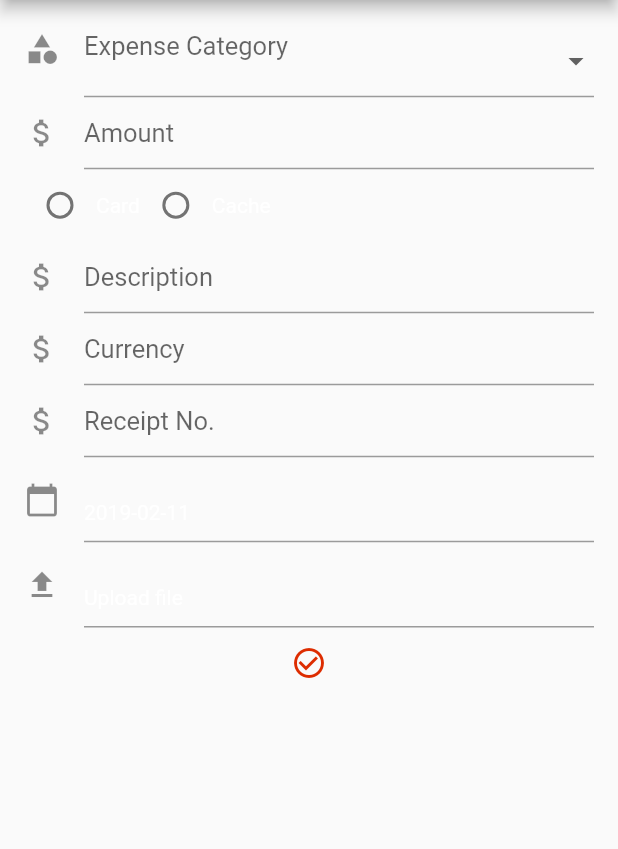
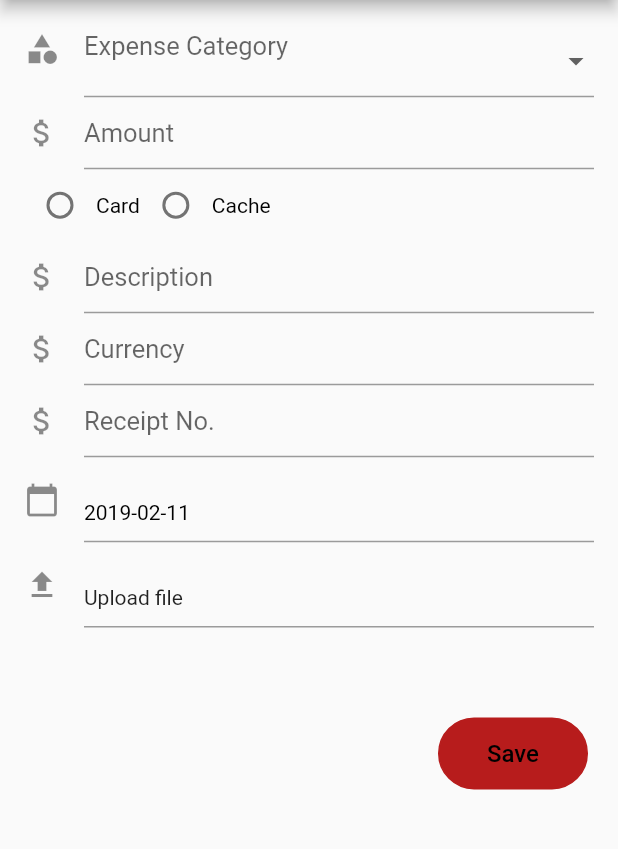
Before and after one commit to Migg81/KClaim, a Flutter app: the Expenseform screen opened directly, on a phone screen of 412 x 824 dp, the part 84-933 px from its top. Run offline on Flutter 3.47's test engine with Material 2 defaults, Android fonts, the phone set to English and light mode, and no system bars; our stand-ins replace cloud_firestore, firebase_storage, image_picker; accounts and stored records are empty; Roboto replaces fonts that are missing (Hind, Montserrat).

```diff
--- a/lib/main.dart
+++ b/lib/main.dart
@@ -25,15 +25,16 @@ class MyApp extends StatelessWidget {
             opacity: 1.0,
             //size: 50.0
         ),
+        inputDecorationTheme: InputDecorationTheme(),
         accentColor: Colors.red,
         fontFamily: 'Montserrat',
         textTheme: TextTheme(
           button: TextStyle(fontSize: 16.0,color: Colors.white),
           headline: TextStyle(fontSize: 72.0, fontWeight: FontWeight.bold,color: Colors.white),
           title: TextStyle(fontSize: 36.0, fontStyle: FontStyle.normal,color: Colors.white),
-          body1: TextStyle(fontSize: 14.0, fontFamily: 'Hind',color: Colors.white),
+          body1: TextStyle(fontSize: 14.0, fontFamily: 'Hind'),
           subhead: TextStyle(fontSize: 17.0, fontStyle: FontStyle.normal,color: Colors.white),
-
+          caption: TextStyle()
         ),
       ),
       home: TripScreen(), //(title: 'Kmart buisness trip claim.'),
@@ -67,6 +68,7 @@ class _MyHomePageState extends State<MyHomePage> {
         title: Text(widget.title),
       ),
       body: Center(child: Container(child: Center(child: TripScreen()))),
+
       floatingActionButton: FloatingActionButton(
         onPressed: _incrementCounter,
         tooltip: 'Increment Counter',
--- a/lib/ui/expenseform/expenseform.dart
+++ b/lib/ui/expenseform/expenseform.dart
@@ -79,6 +79,7 @@ class _ExpensePage extends State<Expenseform> {
                         child: new DropdownButtonHideUnderline(
                           child: new DropdownButton(
                             value: _expenceType,
+                            //style: TextStyle(color: Colors.black),
                             isDense: true,
                             onChanged: (String newValue) {
                               setState(() {
@@ -89,7 +90,7 @@ class _ExpensePage extends State<Expenseform> {
                             items: _expenceTypes.map((String value) {
                               return new DropdownMenuItem(
                                 value: value,
-                                child: new Text(value),
+                                child: new Text(value,style: TextStyle(color: Colors.black),),
                               );
                             }).toList(),
                           ),
@@ -98,6 +99,7 @@ class _ExpensePage extends State<Expenseform> {
                     },
                   ),
                   TextField(
+                    style: TextStyle(color: Colors.black),
                     controller: txtAmountController,
                     onChanged: (v) => txtAmountController.text = v,
                     decoration: new InputDecoration(
@@ -105,8 +107,9 @@ class _ExpensePage extends State<Expenseform> {
                       icon: const Icon(Icons.attach_money),
                     ),
                   ),
-                  Padding(
-                    padding: EdgeInsets.all(0),
+                  Container(
+                    //padding: EdgeInsets.only(left: 0),
+                    margin: EdgeInsets.only(left: 0),
                     child: new Row(
                       mainAxisAlignment: MainAxisAlignment.start,
                       children: <Widget>[
@@ -115,17 +118,19 @@ class _ExpensePage extends State<Expenseform> {
                           groupValue: paymentmethodType,
                           onChanged: handleRadioValueChanged,
                         ),
-                        new Text('Card'),
+                        new Text('Card', style: TextStyle(color: Colors.black)),
                         new Radio(
                           value: "Cache",
                           groupValue: paymentmethodType,
                           onChanged: handleRadioValueChanged,
                         ),
-                        new Text('Cache'),
+                        new Text('Cache',
+                            style: TextStyle(color: Colors.black)),
                       ],
                     ),
                   ),
                   TextField(
+                    style: TextStyle(color: Colors.black),
                     controller: txtDescriptionController,
                     onChanged: (v) => txtDescriptionController.text = v,
                     decoration: new InputDecoration(
@@ -134,6 +139,7 @@ class _ExpensePage extends State<Expenseform> {
                     ),
                   ),
                   TextField(
+                    style: TextStyle(color: Colors.black),
                     controller: txtCurrencyController,
                     onChanged: (v) => txtCurrencyController.text = v,
                     decoration: new InputDecoration(
@@ -142,6 +148,7 @@ class _ExpensePage extends State<Expenseform> {
                     ),
                   ),
                   TextField(
+                    style: TextStyle(color: Colors.black),
                     controller: txtReceiptNoController,
                     onChanged: (v) => txtReceiptNoController.text = v,
                     decoration: new InputDecoration(
@@ -158,7 +165,7 @@ class _ExpensePage extends State<Expenseform> {
                       child: Container(
                         child: new InputDecorator(
                           child: Text(
-                              "${DateFormat('yyyy-MM-dd').format(selectedDate)}"),
+                              "${DateFormat('yyyy-MM-dd').format(selectedDate)}",style: TextStyle(color: Colors.black,)),
                           decoration: const InputDecoration(
                             labelText: '',
                             icon: const Icon(Icons.calendar_today),
@@ -180,13 +187,22 @@ class _ExpensePage extends State<Expenseform> {
                           ),
                         ),
                       )),
-                  IconButton(
-                    icon: Icon(Icons.check_circle_outline),
-                    tooltip: 'Increase volume by 10%',
-                    onPressed: () {
-                      _uploadFileToFireStore();
-                    },
-                  )
+                  Padding(
+                    padding: EdgeInsets.only(right:4,top: 60 ),
+                    child: new Row(
+                      mainAxisAlignment: MainAxisAlignment.end,
+                      children: <Widget>[
+                        DecoratedBox(
+                          decoration: new BoxDecoration(
+                              border:
+                                  new Border.all(color: Colors.red.shade900),
+                              borderRadius: new BorderRadius.circular(30.0),
+                              color: Colors.red.shade900),
+                          child: _createPillButton('Save'),
+                        ),
+                      ],
+                    ),
+                  ),
                 ],
               ))),
     );
@@ -198,6 +214,19 @@ class _ExpensePage extends State<Expenseform> {
       builder: (BuildContext context) {
         return enableUpload();
       },
+    );
+  }
+
+  Widget _createPillButton(String text) {
+    return new ClipRRect(
+      borderRadius: new BorderRadius.circular(40.0),
+      child: new MaterialButton(
+        minWidth: 100.0,
+        onPressed: () async {
+          _uploadFileToFireStore();
+        },
+        child: new Text(text),
+      ),
     );
   }
 
@@ -230,7 +259,6 @@ class _ExpensePage extends State<Expenseform> {
               tooltip: 'Increment Counter',
               child: Icon(Icons.archive, size: 48, color: Colors.white),
               backgroundColor: Colors.orange,
-
             ),
           ],
         ));
```
Also changed, not shown: lib/ui/starttripdialog/starttrip.dart (+3 -25 lines), lib/ui/tripdocumnet/tripdocs.dart (+27 -6 lines), lib/ui/tripview/tripview.dart (+35 -0 lines).
